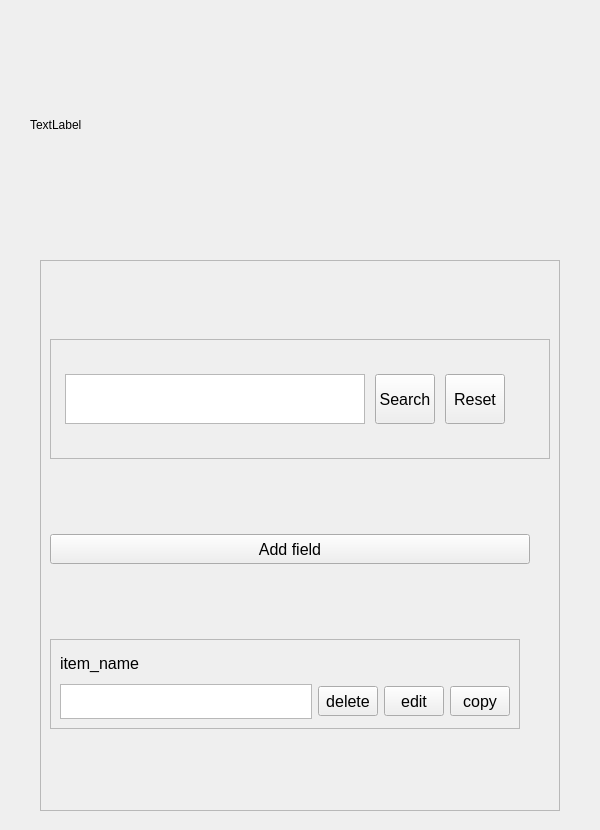
Old version of the form src/ui_files/basic.ui in the repository rakshith111/CopyPasta.
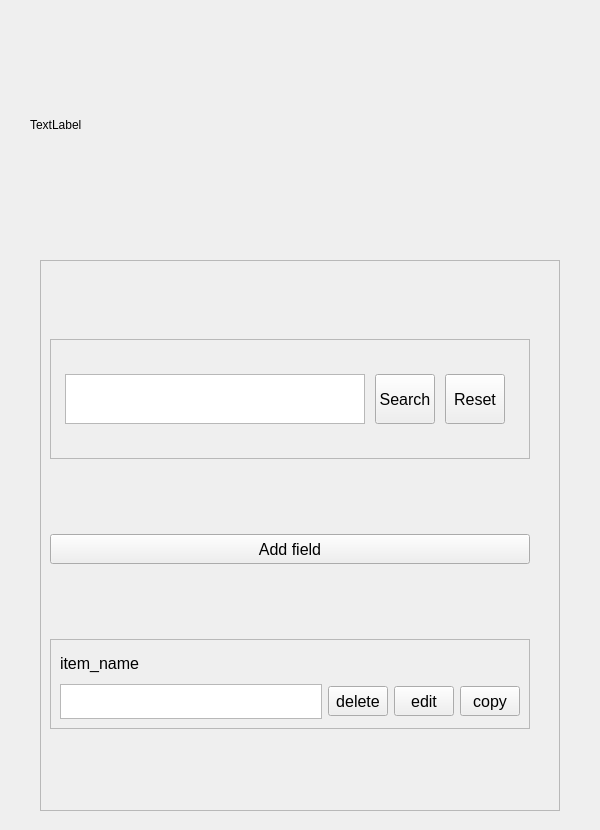
New version of the form.

Commit message: Update ui Add basic keybinds

```diff
--- a/src/ui_files/basic.ui
+++ b/src/ui_files/basic.ui
@@ -75,13 +75,13 @@
         </property>
         <property name="minimumSize">
          <size>
-          <width>500</width>
+          <width>480</width>
           <height>120</height>
          </size>
         </property>
         <property name="maximumSize">
          <size>
-          <width>500</width>
+          <width>480</width>
           <height>120</height>
          </size>
         </property>
@@ -203,13 +203,13 @@
        <widget class="QFrame" name="basic_frame_template">
         <property name="minimumSize">
          <size>
-          <width>470</width>
+          <width>480</width>
           <height>90</height>
          </size>
         </property>
         <property name="maximumSize">
          <size>
-          <width>470</width>
+          <width>480</width>
           <height>90</height>
          </size>
         </property>
```
The commit also changes 2 other files.
